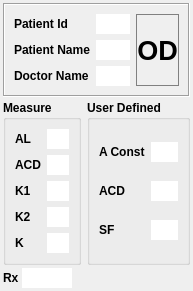
This is calculator_patient.ui in siborion/siborion_american_scan as Qt 5 draws it before an edit. The edited form follows.
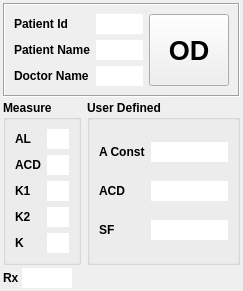
This is the edited form. Custom widgets are drawn as their Qt base class.

```diff
--- a/calculator_patient.ui
+++ b/calculator_patient.ui
@@ -6,8 +6,8 @@
    <rect>
     <x>0</x>
     <y>0</y>
-    <width>192</width>
-    <height>254</height>
+    <width>243</width>
+    <height>284</height>
    </rect>
   </property>
   <property name="windowTitle">
@@ -236,17 +236,14 @@
           <stylestrategy>PreferAntialias</stylestrategy>
          </font>
         </property>
-        <property name="styleSheet">
-         <string notr="true">border: 1px solid gray;</string>
-        </property>
         <property name="text">
          <string>OD</string>
         </property>
         <property name="default">
-         <bool>true</bool>
+         <bool>false</bool>
         </property>
         <property name="flat">
-         <bool>true</bool>
+         <bool>false</bool>
         </property>
        </widget>
       </item>
```
